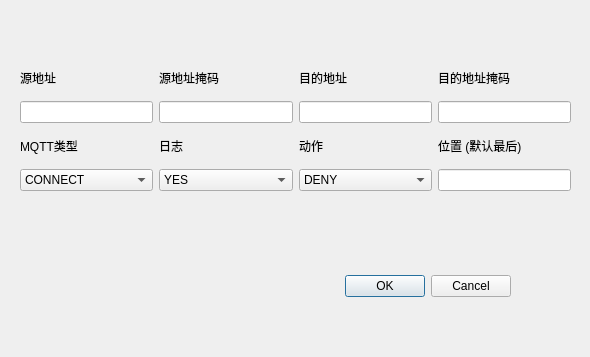
First picture: the form in user/MQTT_Filter/commonruledialog.ui, repository aimuller/mqtt_filter, before the edit.
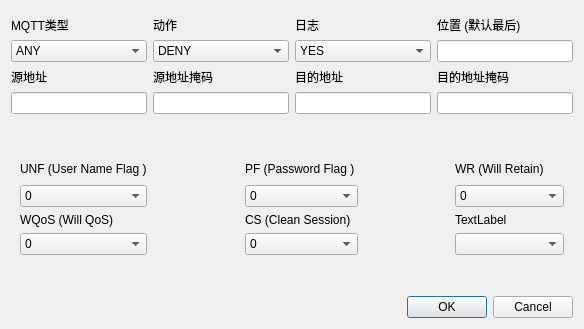
Second picture: the form after the edit.

```diff
--- a/user/MQTT_Filter/commonruledialog.ui
+++ b/user/MQTT_Filter/commonruledialog.ui
@@ -6,22 +6,16 @@
    <rect>
     <x>0</x>
     <y>0</y>
-    <width>590</width>
-    <height>357</height>
+    <width>584</width>
+    <height>329</height>
    </rect>
   </property>
   <property name="windowTitle">
    <string>Dialog</string>
   </property>
+  <layout class="QGridLayout" name="gridLayout_8">
+   <item row="5" column="0">
   <widget class="QDialogButtonBox" name="buttonBox">
-   <property name="geometry">
-    <rect>
-     <x>170</x>
-     <y>270</y>
-     <width>341</width>
-     <height>32</height>
-    </rect>
-   </property>
    <property name="orientation">
     <enum>Qt::Horizontal</enum>
    </property>
@@ -29,52 +23,26 @@
     <set>QDialogButtonBox::Cancel|QDialogButtonBox::Ok</set>
    </property>
   </widget>
-  <widget class="QWidget" name="gridLayoutWidget">
-   <property name="geometry">
-    <rect>
-     <x>20</x>
-     <y>60</y>
-     <width>551</width>
-     <height>131</height>
-    </rect>
-   </property>
+   </item>
+   <item row="1" column="0">
    <layout class="QGridLayout" name="gridLayout">
-    <item row="3" column="2">
-     <widget class="QComboBox" name="comboBox_common_action">
-      <item>
-       <property name="text">
-        <string>DENY</string>
-       </property>
-      </item>
-      <item>
+     <item row="3" column="3">
+      <widget class="QLineEdit" name="lineEdit_common_dmask"/>
+     </item>
+     <item row="2" column="1">
+      <widget class="QLabel" name="label_3">
        <property name="text">
-        <string>PERMIT</string>
+        <string>源地址掩码</string>
        </property>
-      </item>
-     </widget>
-    </item>
-    <item row="3" column="1">
-     <widget class="QComboBox" name="comboBox_common_log">
-      <item>
-       <property name="text">
-        <string>YES</string>
-       </property>
-      </item>
-      <item>
-       <property name="text">
-        <string>NO</string>
-       </property>
-      </item>
-     </widget>
-    </item>
-    <item row="1" column="1">
-     <widget class="QLineEdit" name="lineEdit_common_smask"/>
-    </item>
-    <item row="1" column="2">
-     <widget class="QLineEdit" name="lineEdit_common_daddr"/>
-    </item>
-    <item row="3" column="0">
+      </widget>
+     </item>
+     <item row="1" column="0">
      <widget class="QComboBox" name="comboBox_common_mtype">
+       <item>
+        <property name="text">
+         <string>ANY</string>
+        </property>
+       </item>
       <item>
        <property name="text">
         <string>CONNECT</string>
@@ -145,84 +113,558 @@
         <string>DISCONNECT</string>
        </property>
       </item>
+      </widget>
+     </item>
+     <item row="0" column="3">
+      <widget class="QLabel" name="label_8">
+       <property name="text">
+        <string>位置 (默认最后)</string>
+       </property>
+      </widget>
+     </item>
+     <item row="0" column="1">
+      <widget class="QLabel" name="label_7">
+       <property name="text">
+        <string>动作</string>
+       </property>
+      </widget>
+     </item>
+     <item row="2" column="3">
+      <widget class="QLabel" name="label_5">
+       <property name="text">
+        <string>目的地址掩码</string>
+       </property>
+      </widget>
+     </item>
+     <item row="1" column="1">
+      <widget class="QComboBox" name="comboBox_common_action">
       <item>
        <property name="text">
-        <string>ANY</string>
-       </property>
-      </item>
-     </widget>
-    </item>
-    <item row="0" column="0">
+         <string>DENY</string>
+        </property>
+       </item>
+       <item>
+        <property name="text">
+         <string>PERMIT</string>
+        </property>
+       </item>
+      </widget>
+     </item>
+     <item row="2" column="0">
      <widget class="QLabel" name="label">
       <property name="text">
        <string>源地址</string>
       </property>
      </widget>
     </item>
-    <item row="1" column="3">
-     <widget class="QLineEdit" name="lineEdit_common_dmask"/>
-    </item>
-    <item row="1" column="0">
-     <widget class="QLineEdit" name="lineEdit_common_saddr">
-      <property name="text">
-       <string/>
-      </property>
-     </widget>
-    </item>
-    <item row="2" column="0">
+     <item row="0" column="0">
      <widget class="QLabel" name="label_2">
       <property name="text">
        <string>MQTT类型</string>
       </property>
      </widget>
     </item>
-    <item row="0" column="1">
-     <widget class="QLabel" name="label_3">
+     <item row="3" column="0">
+      <widget class="QLineEdit" name="lineEdit_common_saddr">
       <property name="text">
-       <string>源地址掩码</string>
+        <string/>
       </property>
      </widget>
     </item>
-    <item row="0" column="2">
+     <item row="2" column="2">
      <widget class="QLabel" name="label_4">
       <property name="text">
        <string>目的地址</string>
       </property>
      </widget>
     </item>
-    <item row="0" column="3">
-     <widget class="QLabel" name="label_5">
+     <item row="3" column="1">
+      <widget class="QLineEdit" name="lineEdit_common_smask"/>
+     </item>
+     <item row="1" column="2">
+      <widget class="QComboBox" name="comboBox_common_log">
+       <item>
       <property name="text">
-       <string>目的地址掩码</string>
-      </property>
-     </widget>
-    </item>
-    <item row="2" column="1">
+         <string>YES</string>
+        </property>
+       </item>
+       <item>
+        <property name="text">
+         <string>NO</string>
+        </property>
+       </item>
+      </widget>
+     </item>
+     <item row="0" column="2">
      <widget class="QLabel" name="label_6">
       <property name="text">
        <string>日志</string>
       </property>
      </widget>
     </item>
-    <item row="2" column="2">
-     <widget class="QLabel" name="label_7">
-      <property name="text">
-       <string>动作</string>
-      </property>
-     </widget>
-    </item>
-    <item row="2" column="3">
-     <widget class="QLabel" name="label_8">
-      <property name="text">
-       <string>位置 (默认最后)</string>
-      </property>
-     </widget>
-    </item>
-    <item row="3" column="3">
+     <item row="3" column="2">
+      <widget class="QLineEdit" name="lineEdit_common_daddr"/>
+     </item>
+     <item row="1" column="3">
      <widget class="QLineEdit" name="lineEdit_add_pos"/>
     </item>
    </layout>
-  </widget>
+   </item>
+   <item row="3" column="0">
+    <widget class="QStackedWidget" name="stackedWidget">
+     <property name="currentIndex">
+      <number>1</number>
+     </property>
+     <widget class="QWidget" name="page_common">
+      <zorder>buttonBox</zorder>
+      <zorder>gridLayoutWidget</zorder>
+     </widget>
+     <widget class="QWidget" name="page_connect">
+      <layout class="QGridLayout" name="gridLayout_7">
+       <item row="1" column="0">
+        <layout class="QGridLayout" name="gridLayout_2">
+         <item row="4" column="4">
+          <widget class="QLabel" name="label_18">
+           <property name="text">
+            <string>TextLabel</string>
+           </property>
+          </widget>
+         </item>
+         <item row="3" column="2">
+          <widget class="QComboBox" name="comboBox_connect_pf">
+           <item>
+            <property name="text">
+             <string>0</string>
+            </property>
+           </item>
+           <item>
+            <property name="text">
+             <string>1</string>
+            </property>
+           </item>
+          </widget>
+         </item>
+         <item row="0" column="0">
+          <widget class="QLabel" name="label_10">
+           <property name="text">
+            <string>UNF (User Name Flag )</string>
+           </property>
+          </widget>
+         </item>
+         <item row="0" column="4">
+          <widget class="QLabel" name="label_14">
+           <property name="text">
+            <string>WR (Will Retain)      </string>
+           </property>
+          </widget>
+         </item>
+         <item row="0" column="2">
+          <widget class="QLabel" name="label_13">
+           <property name="text">
+            <string>PF (Password Flag ) </string>
+           </property>
+          </widget>
+         </item>
+         <item row="5" column="0">
+          <widget class="QComboBox" name="comboBox_connect_wqos">
+           <item>
+            <property name="text">
+             <string>0</string>
+            </property>
+           </item>
+           <item>
+            <property name="text">
+             <string>1</string>
+            </property>
+           </item>
+           <item>
+            <property name="text">
+             <string>2</string>
+            </property>
+           </item>
+          </widget>
+         </item>
+         <item row="4" column="2">
+          <widget class="QLabel" name="label_17">
+           <property name="text">
+            <string>CS (Clean Session)</string>
+           </property>
+          </widget>
+         </item>
+         <item row="4" column="0">
+          <widget class="QLabel" name="label_16">
+           <property name="text">
+            <string>WQoS (Will QoS)</string>
+           </property>
+          </widget>
+         </item>
+         <item row="0" column="1">
+          <spacer name="horizontalSpacer_3">
+           <property name="orientation">
+            <enum>Qt::Horizontal</enum>
+           </property>
+           <property name="sizeHint" stdset="0">
+            <size>
+             <width>40</width>
+             <height>20</height>
+            </size>
+           </property>
+          </spacer>
+         </item>
+         <item row="3" column="0">
+          <widget class="QComboBox" name="comboBox_connect_unf">
+           <item>
+            <property name="text">
+             <string>0</string>
+            </property>
+           </item>
+           <item>
+            <property name="text">
+             <string>1</string>
+            </property>
+           </item>
+          </widget>
+         </item>
+         <item row="5" column="2">
+          <widget class="QComboBox" name="comboBox_connect_cs">
+           <item>
+            <property name="text">
+             <string>0</string>
+            </property>
+           </item>
+           <item>
+            <property name="text">
+             <string>1</string>
+            </property>
+           </item>
+          </widget>
+         </item>
+         <item row="5" column="4">
+          <widget class="QComboBox" name="comboBox_7"/>
+         </item>
+         <item row="3" column="4">
+          <widget class="QComboBox" name="comboBox_connect_wr">
+           <item>
+            <property name="text">
+             <string>0</string>
+            </property>
+           </item>
+           <item>
+            <property name="text">
+             <string>1</string>
+            </property>
+           </item>
+          </widget>
+         </item>
+         <item row="0" column="3">
+          <spacer name="horizontalSpacer_4">
+           <property name="orientation">
+            <enum>Qt::Horizontal</enum>
+           </property>
+           <property name="sizeHint" stdset="0">
+            <size>
+             <width>40</width>
+             <height>20</height>
+            </size>
+           </property>
+          </spacer>
+         </item>
+        </layout>
+       </item>
+       <item row="2" column="0">
+        <spacer name="verticalSpacer_2">
+         <property name="orientation">
+          <enum>Qt::Vertical</enum>
+         </property>
+         <property name="sizeHint" stdset="0">
+          <size>
+           <width>20</width>
+           <height>40</height>
+          </size>
+         </property>
+        </spacer>
+       </item>
+       <item row="0" column="0">
+        <spacer name="verticalSpacer_9">
+         <property name="orientation">
+          <enum>Qt::Vertical</enum>
+         </property>
+         <property name="sizeHint" stdset="0">
+          <size>
+           <width>20</width>
+           <height>40</height>
+          </size>
+         </property>
+        </spacer>
+       </item>
+      </layout>
+     </widget>
+     <widget class="QWidget" name="page_publish">
+      <layout class="QGridLayout" name="gridLayout_9">
+       <item row="3" column="0">
+        <spacer name="verticalSpacer_4">
+         <property name="orientation">
+          <enum>Qt::Vertical</enum>
+         </property>
+         <property name="sizeHint" stdset="0">
+          <size>
+           <width>20</width>
+           <height>40</height>
+          </size>
+         </property>
+        </spacer>
+       </item>
+       <item row="2" column="0">
+        <layout class="QGridLayout" name="gridLayout_4">
+         <item row="0" column="0">
+          <widget class="QLabel" name="label_20">
+           <property name="text">
+            <string>过滤主题</string>
+           </property>
+          </widget>
+         </item>
+         <item row="1" column="1">
+          <widget class="QLineEdit" name="lineEdit_publish_keyword"/>
+         </item>
+         <item row="0" column="1">
+          <widget class="QLineEdit" name="lineEdit_publish_topic"/>
+         </item>
+         <item row="1" column="0">
+          <widget class="QLabel" name="label_21">
+           <property name="text">
+            <string>过滤关键词</string>
+           </property>
+          </widget>
+         </item>
+        </layout>
+       </item>
+       <item row="1" column="0">
+        <layout class="QGridLayout" name="gridLayout_3">
+         <item row="0" column="1">
+          <widget class="QLabel" name="label_9">
+           <property name="text">
+            <string>DUP (重发标志)</string>
+           </property>
+          </widget>
+         </item>
+         <item row="1" column="2">
+          <widget class="QComboBox" name="comboBox_publish_qos">
+           <item>
+            <property name="text">
+             <string>0</string>
+            </property>
+           </item>
+           <item>
+            <property name="text">
+             <string>1</string>
+            </property>
+           </item>
+           <item>
+            <property name="text">
+             <string>2</string>
+            </property>
+           </item>
+          </widget>
+         </item>
+         <item row="0" column="3">
+          <widget class="QLabel" name="label_15">
+           <property name="text">
+            <string>RETAIN (保留标志)</string>
+           </property>
+          </widget>
+         </item>
+         <item row="0" column="2">
+          <widget class="QLabel" name="label_19">
+           <property name="text">
+            <string>QoS (服务质量等级)</string>
+           </property>
+          </widget>
+         </item>
+         <item row="1" column="3">
+          <widget class="QComboBox" name="comboBox_publish_retain">
+           <item>
+            <property name="text">
+             <string>0</string>
+            </property>
+           </item>
+           <item>
+            <property name="text">
+             <string>1</string>
+            </property>
+           </item>
+          </widget>
+         </item>
+         <item row="1" column="1">
+          <widget class="QComboBox" name="comboBox_publish_dup">
+           <item>
+            <property name="text">
+             <string>0</string>
+            </property>
+           </item>
+           <item>
+            <property name="text">
+             <string>1</string>
+            </property>
+           </item>
+          </widget>
+         </item>
+        </layout>
+       </item>
+       <item row="0" column="0">
+        <spacer name="verticalSpacer">
+         <property name="orientation">
+          <enum>Qt::Vertical</enum>
+         </property>
+         <property name="sizeHint" stdset="0">
+          <size>
+           <width>20</width>
+           <height>40</height>
+          </size>
+         </property>
+        </spacer>
+       </item>
+      </layout>
+     </widget>
+     <widget class="QWidget" name="page_subscribe">
+      <layout class="QGridLayout" name="gridLayout_10">
+       <item row="1" column="1">
+        <widget class="QLabel" name="label_11">
+         <property name="text">
+          <string/>
+         </property>
+        </widget>
+       </item>
+       <item row="1" column="0">
+        <layout class="QGridLayout" name="gridLayout_5">
+         <item row="1" column="0">
+          <widget class="QLabel" name="label_22">
+           <property name="text">
+            <string>服务质量要求</string>
+           </property>
+          </widget>
+         </item>
+         <item row="0" column="1">
+          <widget class="QLineEdit" name="lineEdit_subscribe_topicfilter"/>
+         </item>
+         <item row="0" column="0">
+          <widget class="QLabel" name="label_23">
+           <property name="text">
+            <string>主题过滤器</string>
+           </property>
+          </widget>
+         </item>
+         <item row="1" column="1" alignment="Qt::AlignLeft">
+          <widget class="QComboBox" name="comboBox_subscribe_rqos"/>
+         </item>
+        </layout>
+       </item>
+       <item row="2" column="0">
+        <spacer name="verticalSpacer_6">
+         <property name="orientation">
+          <enum>Qt::Vertical</enum>
+         </property>
+         <property name="sizeHint" stdset="0">
+          <size>
+           <width>20</width>
+           <height>40</height>
+          </size>
+         </property>
+        </spacer>
+       </item>
+       <item row="0" column="0">
+        <spacer name="verticalSpacer_10">
+         <property name="orientation">
+          <enum>Qt::Vertical</enum>
+         </property>
+         <property name="sizeHint" stdset="0">
+          <size>
+           <width>20</width>
+           <height>40</height>
+          </size>
+         </property>
+        </spacer>
+       </item>
+      </layout>
+     </widget>
+     <widget class="QWidget" name="page_unsubscribe">
+      <layout class="QGridLayout" name="gridLayout_11">
+       <item row="1" column="0">
+        <layout class="QHBoxLayout" name="horizontalLayout">
+         <item>
+          <widget class="QLabel" name="label_25">
+           <property name="text">
+            <string>主题过滤器</string>
+           </property>
+          </widget>
+         </item>
+         <item>
+          <widget class="QLineEdit" name="lineEdit_unsubscribe_topicfilter"/>
+         </item>
+        </layout>
+       </item>
+       <item row="2" column="0">
+        <spacer name="verticalSpacer_7">
+         <property name="orientation">
+          <enum>Qt::Vertical</enum>
+         </property>
+         <property name="sizeHint" stdset="0">
+          <size>
+           <width>20</width>
+           <height>40</height>
+          </size>
+         </property>
+        </spacer>
+       </item>
+       <item row="0" column="0">
+        <spacer name="verticalSpacer_8">
+         <property name="orientation">
+          <enum>Qt::Vertical</enum>
+         </property>
+         <property name="sizeHint" stdset="0">
+          <size>
+           <width>20</width>
+           <height>40</height>
+          </size>
+         </property>
+        </spacer>
+       </item>
+      </layout>
+     </widget>
+    </widget>
+   </item>
+   <item row="2" column="0">
+    <spacer name="verticalSpacer_5">
+     <property name="orientation">
+      <enum>Qt::Vertical</enum>
+     </property>
+     <property name="sizeHint" stdset="0">
+      <size>
+       <width>20</width>
+       <height>40</height>
+      </size>
+     </property>
+    </spacer>
+   </item>
+   <item row="0" column="0">
+    <spacer name="verticalSpacer_3">
+     <property name="orientation">
+      <enum>Qt::Vertical</enum>
+     </property>
+     <property name="sizeHint" stdset="0">
+      <size>
+       <width>20</width>
+       <height>40</height>
+      </size>
+     </property>
+    </spacer>
+   </item>
+  </layout>
+  <zorder>stackedWidget</zorder>
+  <zorder>label_2</zorder>
+  <zorder>gridLayoutWidget</zorder>
+  <zorder>buttonBox</zorder>
+  <zorder>verticalSpacer_3</zorder>
+  <zorder>verticalSpacer_5</zorder>
  </widget>
  <resources/>
  <connections>
```
Lines whose indentation alone changed are shown as unchanged.
